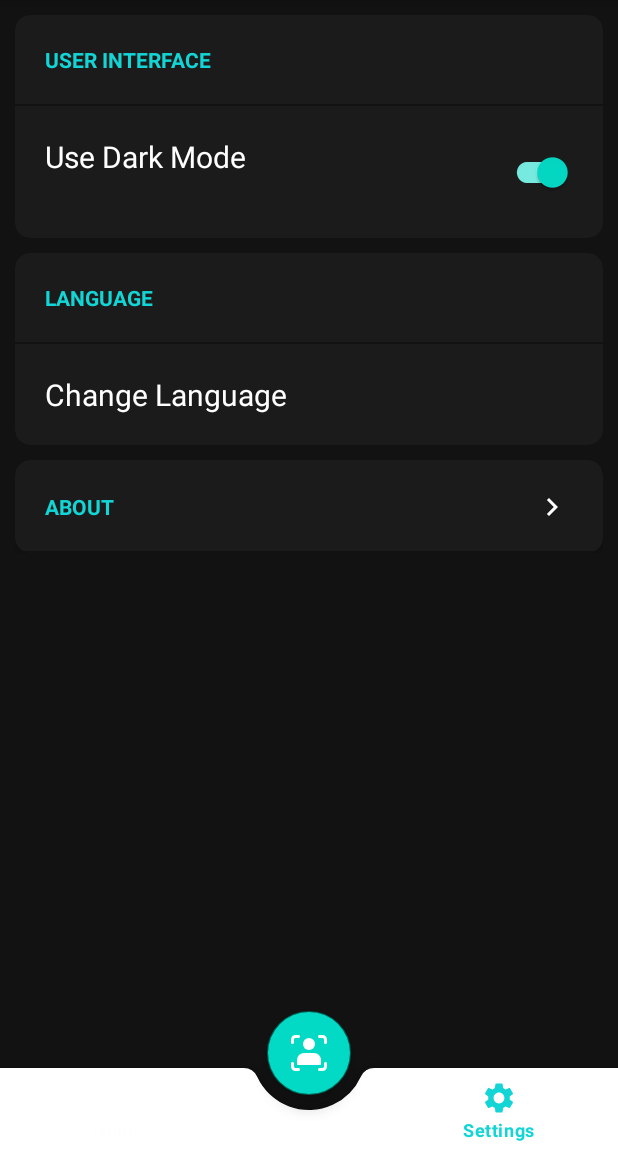
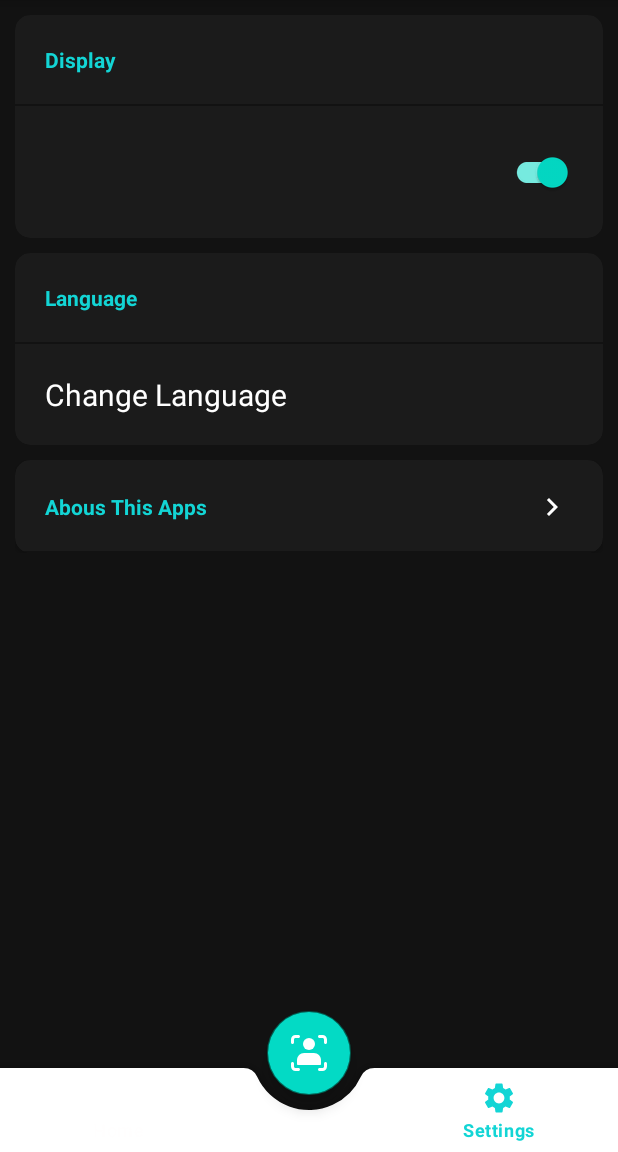
Before and after one commit to wahyutirta/Dermate, an Android app: the SettingFragment screen opened through its navigation route, on a phone screen of 412 x 824 dp, the part 84-1236 px from its top. Run offline under Robolectric (Android 15) with nearby library versions, the phone set to English and light mode, and no system bars; our stand-ins replace Firebase (no records; nobody signed in at launch, a user with empty details on screens opened directly), navigation-ui; 1 statement that could not run was skipped.

Commit message:
add other string resource

```diff
--- a/Dermateapps/app/src/main/java/com/example/dermate/ui/home/fragments/SettingFragment.kt
+++ b/Dermateapps/app/src/main/java/com/example/dermate/ui/home/fragments/SettingFragment.kt
@@ -40,6 +40,7 @@ class SettingFragment : Fragment() {
                     appPref.setDarkMode(true)
 
                     binding.apply {
+                        darkmodeLabel.text = StringBuilder(resources.getString(R.string.off)).append(resources.getString(R.string.darkmode))
                         darkModeMessage.visibility = View.VISIBLE
                         systemMessage.visibility = View.VISIBLE
                     }
@@ -47,6 +48,7 @@ class SettingFragment : Fragment() {
                 false -> {
                     appPref.setDarkMode(false)
                     binding.apply {
+                        darkmodeLabel.text = StringBuilder(resources.getString(R.string.on)).append(resources.getString(R.string.darkmode))
                         darkModeMessage.visibility = View.VISIBLE
                         systemMessage.visibility = View.VISIBLE
                     }
--- a/Dermateapps/app/src/main/res/layout/activity_home.xml
+++ b/Dermateapps/app/src/main/res/layout/activity_home.xml
@@ -37,7 +37,7 @@
         android:id="@+id/open_classifier"
         android:layout_width="wrap_content"
         android:layout_height="wrap_content"
-        android:contentDescription="Take Picture"
+        android:contentDescription="@string/take_picture"
         android:foregroundTint="?attr/colorOnPrimary"
         android:src="@drawable/ic_scan"
         app:layout_anchor="@id/bottom_app_bar" />
--- a/Dermateapps/app/src/main/res/layout/activity_image_picker.xml
+++ b/Dermateapps/app/src/main/res/layout/activity_image_picker.xml
@@ -34,7 +34,7 @@
         android:layout_marginBottom="20dp"
         android:background="@drawable/button_oval"
         android:enabled="false"
-        android:text="Start Prediction"
+        android:text="@string/recognise"
         app:layout_constraintBottom_toBottomOf="parent"
         app:layout_constraintEnd_toEndOf="parent"
         app:layout_constraintStart_toStartOf="parent" />
--- a/Dermateapps/app/src/main/res/layout/fragment_setting.xml
+++ b/Dermateapps/app/src/main/res/layout/fragment_setting.xml
@@ -27,7 +27,7 @@
                 android:layout_marginStart="20dp"
                 android:layout_marginTop="20dp"
                 android:layout_marginBottom="20dp"
-                android:text="USER INTERFACE"
+                android:text="@string/diplay"
                 android:textColor="@color/theme_color"
                 android:textStyle="bold" />
 
@@ -43,25 +43,26 @@
                 android:padding="20dp">
 
                 <TextView
-                    android:id="@+id/textView3"
+                    android:id="@+id/darkmode_label"
                     android:layout_width="wrap_content"
                     android:layout_height="wrap_content"
-                    android:text="Use Dark Mode"
                     android:textColor="@color/text_title"
                     android:textSize="20sp"
+                    app:layout_constraintBottom_toBottomOf="parent"
                     app:layout_constraintStart_toStartOf="parent"
-                    app:layout_constraintTop_toTopOf="parent" />
+                    app:layout_constraintTop_toTopOf="parent"
+                    tools:text="@string/darkmode" />
 
                 <TextView
                     android:id="@+id/dark_mode_message"
                     android:layout_width="wrap_content"
                     android:layout_height="wrap_content"
                     android:layout_marginTop="5dp"
-                    android:text="Require restart to take an effect"
+                    android:text="@string/request_settings"
                     android:textSize="12sp"
                     android:visibility="gone"
-                    app:layout_constraintStart_toStartOf="@+id/textView3"
-                    app:layout_constraintTop_toBottomOf="@+id/textView3" />
+                    app:layout_constraintStart_toStartOf="@+id/darkmode_label"
+                    app:layout_constraintTop_toBottomOf="@+id/darkmode_label" />
 
                 <TextView
                     android:id="@+id/system_message"
@@ -69,11 +70,11 @@
                     android:layout_height="wrap_content"
                     android:layout_marginTop="5dp"
                     android:layout_marginEnd="20dp"
-                    android:text="This feature may doesn't work for some devices if night mode system is on"
+                    android:text="@string/nightmode_alert"
                     android:textSize="12sp"
                     android:visibility="gone"
                     app:layout_constraintEnd_toStartOf="@+id/switch_dark_mode"
-                    app:layout_constraintStart_toStartOf="@+id/textView3"
+                    app:layout_constraintStart_toStartOf="@+id/darkmode_label"
                     app:layout_constraintTop_toBottomOf="@+id/dark_mode_message" />
 
                 <com.google.android.material.switchmaterial.SwitchMaterial
@@ -110,7 +111,7 @@
                 android:layout_marginStart="20dp"
                 android:layout_marginTop="20dp"
                 android:layout_marginBottom="20dp"
-                android:text="LANGUAGE"
+                android:text="@string/Language"
                 android:textColor="@color/theme_color"
                 android:textStyle="bold" />
 
@@ -126,9 +127,10 @@
                 android:padding="20dp">
 
                 <TextView
+                    android:id="@+id/changelang_label"
                     android:layout_width="wrap_content"
                     android:layout_height="wrap_content"
-                    android:text="Change Language"
+                    android:text="@string/change_lang"
                     android:textColor="@color/text_title"
                     android:textSize="20sp"
                     app:layout_constraintBottom_toBottomOf="parent"
@@ -168,7 +170,7 @@
                     android:layout_marginStart="20dp"
                     android:layout_marginTop="20dp"
                     android:layout_marginBottom="20dp"
-                    android:text="ABOUT"
+                    android:text="@string/about"
                     android:textColor="@color/theme_color"
                     android:textStyle="bold"
                     app:layout_constraintBottom_toBottomOf="parent"
@@ -207,7 +209,7 @@
                 <TextView
                     android:layout_width="wrap_content"
                     android:layout_height="wrap_content"
-                    android:text="Sarjana Bangkit Team"
+                    android:text="@string/team"
                     android:textColor="@color/text_title"
                     android:textSize="20sp"
                     app:layout_constraintBottom_toBottomOf="parent"
--- a/Dermateapps/app/src/main/res/values/strings.xml
+++ b/Dermateapps/app/src/main/res/values/strings.xml
@@ -11,5 +11,18 @@
     <string name="yes">yes</string>
     <string name="no">No</string>
     <string name="setting">Settings</string>
-    <string name="get_started">Get started</string>
+    <string name="get_started">Get started!</string>
+    <string name="diplay">Display</string>
+    <string name="darkmode">Dark Mode</string>
+    <string name="request_settings">Change Require Application Restart</string>
+    <string name="nightmode_alert">This feature may not work for some devices if night mode system is on</string>
+    <string name="change_lang">Change Language</string>
+    <string name="Language">Language</string>
+    <string name="about">Abous This Apps</string>
+    <string name="team">Sarjana Bangkit Team</string>
+    <string name="recognise">Recognise Skin Disease</string>
+    <string name="take_picture">Take Picture</string>
+    <string name="on">Turn On</string>
+    <string name="off">Turn Off</string>
+
 </resources>
```
Also changed, not shown: 1 other file.
